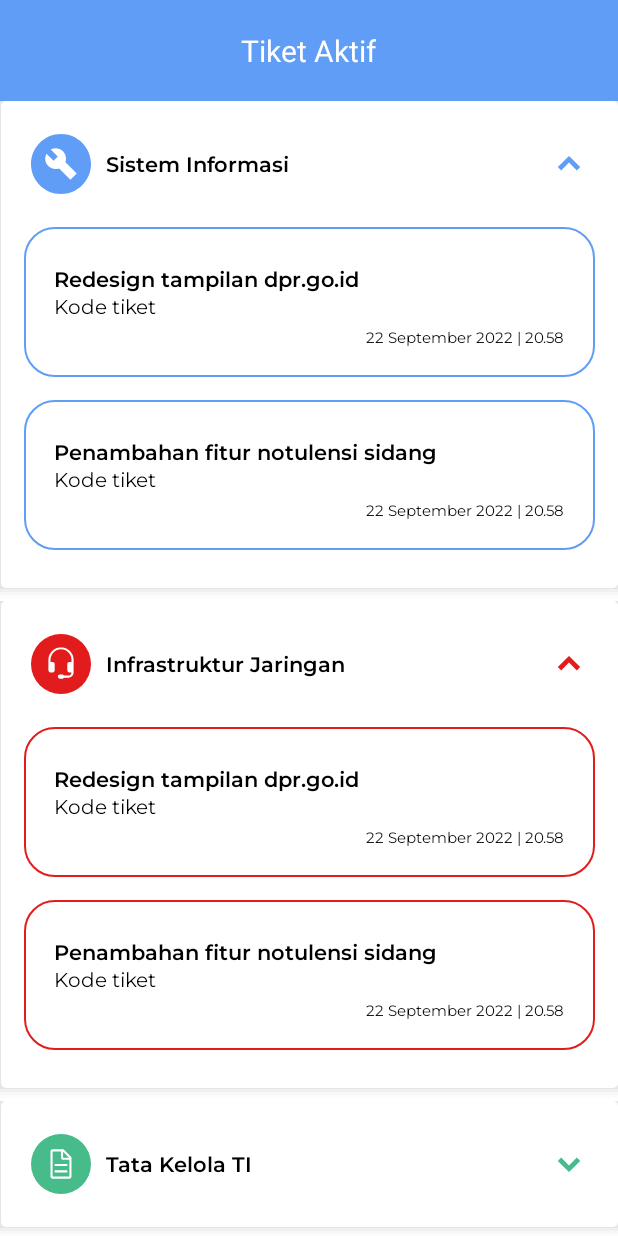
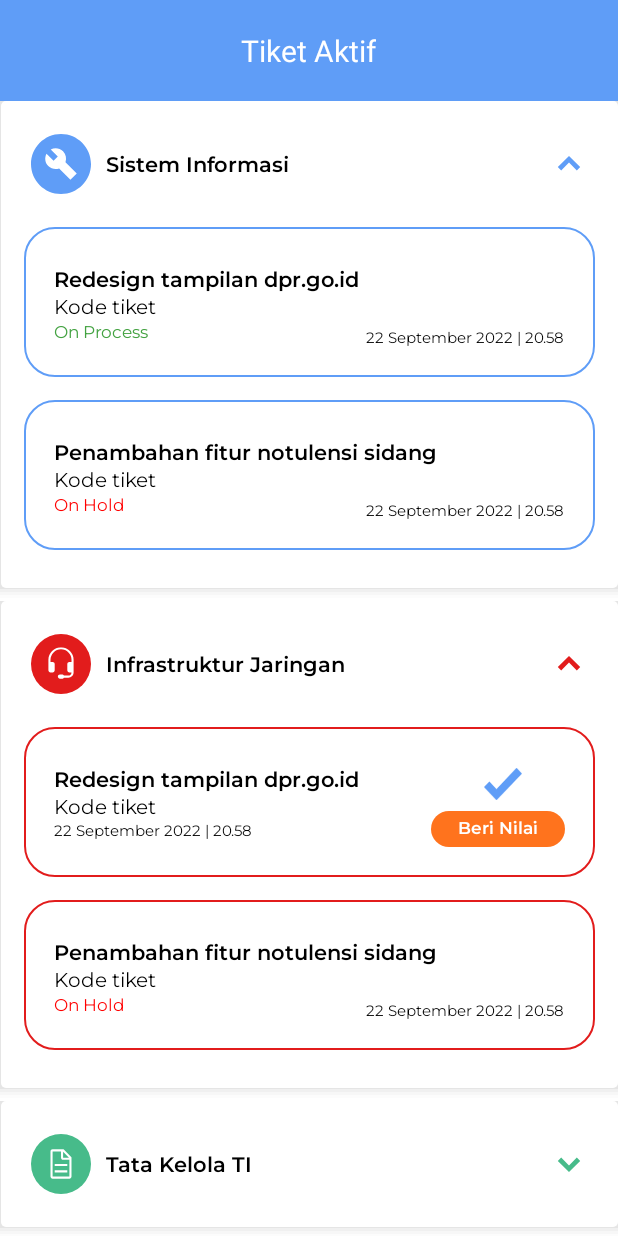
Before and after one commit to Rezazu/stela_skripsi, an Android app: the layout activity_active_ticket_page.xml on its own in the app's theme, with its tools: preview values and no code run, on a phone screen of 412 x 824 dp. Run offline under Robolectric (Android 15) with nearby library versions, the phone set to English and light mode, and no system bars.

Commit message:
edited ticket card

```diff
--- /dev/null
+++ b/app/src/main/res/drawable/btn_nilai.xml
@@ -0,0 +1,7 @@
+<?xml version="1.0" encoding="utf-8"?>
+<shape xmlns:android="http://schemas.android.com/apk/res/android" android:shape="rectangle">
+
+    <solid android:color="#FF731D" />
+    <corners android:radius="50sp" />
+
+</shape>
--- /dev/null
+++ b/app/src/main/res/drawable/ic_success.xml
@@ -0,0 +1,9 @@
+<vector xmlns:android="http://schemas.android.com/apk/res/android"
+    android:width="32dp"
+    android:height="27dp"
+    android:viewportWidth="32"
+    android:viewportHeight="27">
+  <path
+      android:pathData="M10.514,27L0,16.009L4.571,11.469L10.514,17.681L27.429,0L32,4.779L10.514,27Z"
+      android:fillColor="#5F9DF7"/>
+</vector>
--- a/app/src/main/res/layout/activity_active_ticket_page.xml
+++ b/app/src/main/res/layout/activity_active_ticket_page.xml
@@ -135,6 +135,15 @@
                                 android:textColor="@color/black"
                                 android:textSize="13sp" />
 
+                            <TextView
+                                android:id="@+id/status"
+                                android:layout_width="wrap_content"
+                                android:layout_height="wrap_content"
+                                android:fontFamily="@font/montserrat_regular"
+                                android:text="On Process"
+                                android:textColor="#43A241"
+                                android:textSize="11sp" />
+
                         </LinearLayout>
 
                         <TextView
@@ -184,6 +193,15 @@
                                 android:text="Kode tiket"
                                 android:textColor="@color/black"
                                 android:textSize="13sp" />
+
+                            <TextView
+                                android:id="@+id/status2"
+                                android:layout_width="wrap_content"
+                                android:layout_height="wrap_content"
+                                android:fontFamily="@font/montserrat_regular"
+                                android:text="On Hold"
+                                android:textColor="#FF0000"
+                                android:textSize="11sp" />
 
                         </LinearLayout>
 
@@ -293,18 +311,66 @@
                                 android:textColor="@color/black"
                                 android:textSize="13sp" />
 
+                            <TextView
+                                android:id="@+id/status3"
+                                android:layout_width="wrap_content"
+                                android:layout_height="wrap_content"
+                                android:fontFamily="@font/montserrat_regular"
+                                android:text="22 September 2022 | 20.58"
+                                android:textColor="#000"
+                                android:textSize="10sp" />
+
                         </LinearLayout>
 
-                        <TextView
-                            android:id="@+id/date21"
+                        <LinearLayout
+                            android:id="@+id/ticket_success"
                             android:layout_width="wrap_content"
                             android:layout_height="wrap_content"
+                            android:orientation="vertical"
                             android:layout_alignParentRight="true"
                             android:layout_alignParentBottom="true"
-                            android:fontFamily="@font/montserrat_regular"
-                            android:text="22 September 2022 | 20.58"
-                            android:textColor="@color/black"
-                            android:textSize="10sp" />
+                            >
+
+                            <ImageView
+                                android:layout_width="25sp"
+                                android:layout_height="25sp"
+                                android:layout_marginLeft="35sp"
+                                android:src="@drawable/ic_success"
+                                />
+
+                            <RelativeLayout
+                                android:id="@+id/btn_nilai"
+                                android:layout_height="wrap_content"
+                                android:layout_width="wrap_content"
+                                android:background="@drawable/btn_nilai"
+                                android:paddingHorizontal="18dp"
+                                android:paddingVertical="5sp"
+                                android:layout_marginTop="5dp"
+                                >
+
+                                <TextView
+                                    android:layout_width="wrap_content"
+                                    android:layout_height="wrap_content"
+                                    android:layout_marginTop="-2sp"
+                                    android:fontFamily="@font/montserrat_semibold"
+                                    android:text="Beri Nilai"
+                                    android:textColor="#FFF"
+                                    android:textSize="11dp" />
+
+                            </RelativeLayout>
+
+                        </LinearLayout>
+
+<!--                        <TextView-->
+<!--                            android:id="@+id/date21"-->
+<!--                            android:layout_width="wrap_content"-->
+<!--                            android:layout_height="wrap_content"-->
+<!--                            android:layout_alignParentRight="true"-->
+<!--                            android:layout_alignParentBottom="true"-->
+<!--                            android:fontFamily="@font/montserrat_regular"-->
+<!--                            android:text="22 September 2022 | 20.58"-->
+<!--                            android:textColor="@color/black"-->
+<!--                            android:textSize="10sp" />-->
 
                     </RelativeLayout>
 
@@ -342,6 +408,15 @@
                                 android:text="Kode tiket"
                                 android:textColor="@color/black"
                                 android:textSize="13sp" />
+
+                            <TextView
+                                android:id="@+id/status4"
+                                android:layout_width="wrap_content"
+                                android:layout_height="wrap_content"
+                                android:fontFamily="@font/montserrat_regular"
+                                android:text="On Hold"
+                                android:textColor="#FF0000"
+                                android:textSize="11sp" />
 
                         </LinearLayout>
 
```
